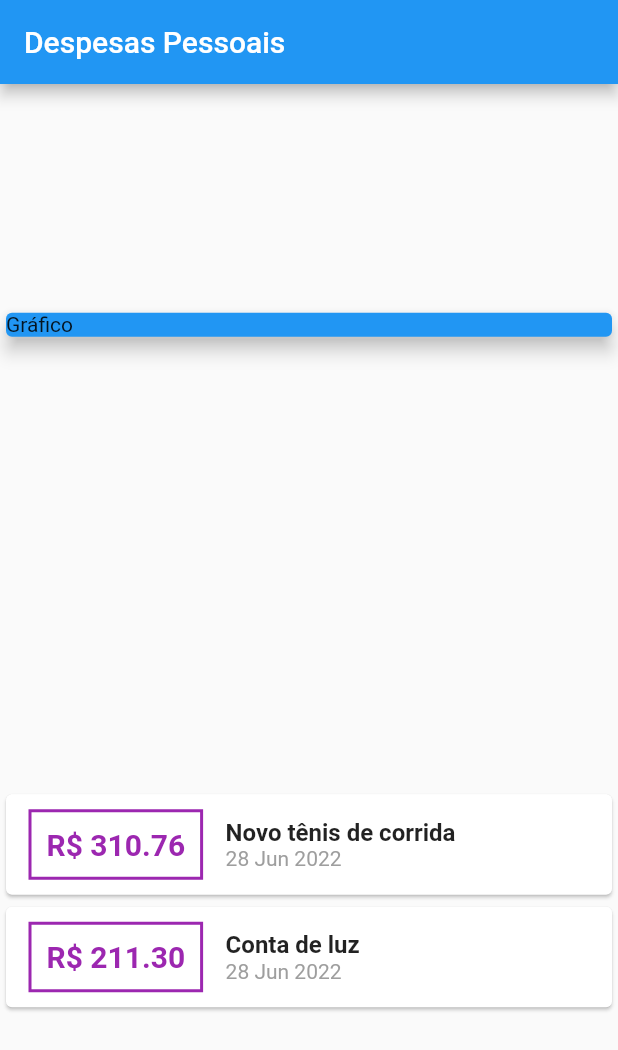
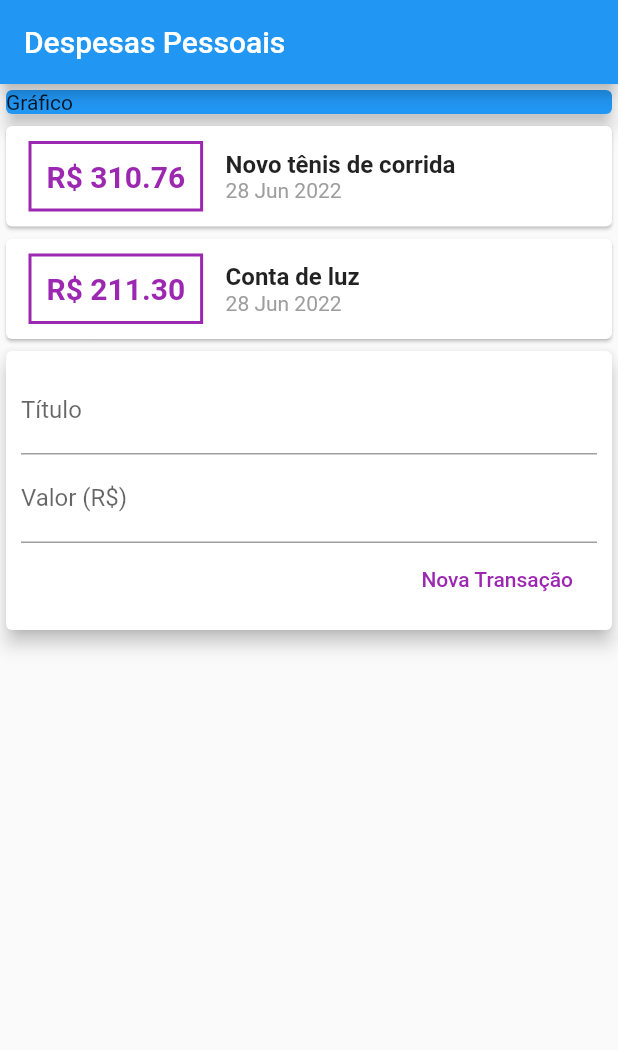
Before and after one commit to IvanMCarval/flutter_application_despesas, a Flutter app: the screen it shows after launch, on a phone screen of 412 x 824 dp. Shown: the top 1050 px of the screen. Run offline on Flutter 3.47's test engine with Material 2 defaults, Android fonts, the phone set to English and light mode, and no system bars.

Commit message:
implementado TextFields

```diff
--- a/lib/main.dart
+++ b/lib/main.dart
@@ -1,4 +1,4 @@
-// ignore_for_file: prefer_const_constructors, prefer_const_literals_to_create_immutables, use_key_in_widget_constructors
+// ignore_for_file: prefer_const_constructors, prefer_const_literals_to_create_immutables, use_key_in_widget_constructors, deprecated_member_use
 
 import 'package:flutter/material.dart';
 import 'package:flutter_application_despesas/models/transaction.dart';
@@ -18,6 +18,9 @@
 }
 
 class MyHomePage extends StatelessWidget {
+  final titleController = TextEditingController();
+  final valueController = TextEditingController();
+
   final _transactions = [
     Transaction(
       id: 't1',
@@ -40,7 +43,6 @@
         title: Text('Despesas Pessoais'),
       ),
       body: Column(
-        mainAxisAlignment: MainAxisAlignment.spaceAround,
         crossAxisAlignment: CrossAxisAlignment.stretch,
         children: [
           Container(
@@ -97,7 +99,42 @@
                 ),
               );
             }).toList(),
-          )
+          ),
+          Card(
+            elevation: 5,
+            child: Padding(
+              padding: const EdgeInsets.all(10),
+              child: Column(
+                children: [
+                  TextField(
+                    controller: titleController,
+                    decoration: InputDecoration(
+                      labelText: 'Título',
+                    ),
+                  ),
+                  TextField(
+                    controller: valueController,
+                    decoration: InputDecoration(
+                      labelText: 'Valor (R\$)',
+                    ),
+                  ),
+                  Row(
+                    mainAxisAlignment: MainAxisAlignment.end,
+                    children: [
+                      FlatButton(
+                        textColor: Colors.purple,
+                        onPressed: () {
+                          print(titleController.text);
+                          print(valueController.text);
+                        },
+                        child: Text('Nova Transação'),
+                      ),
+                    ],
+                  )
+                ],
+              ),
+            ),
+          ),
         ],
       ),
     );
```
